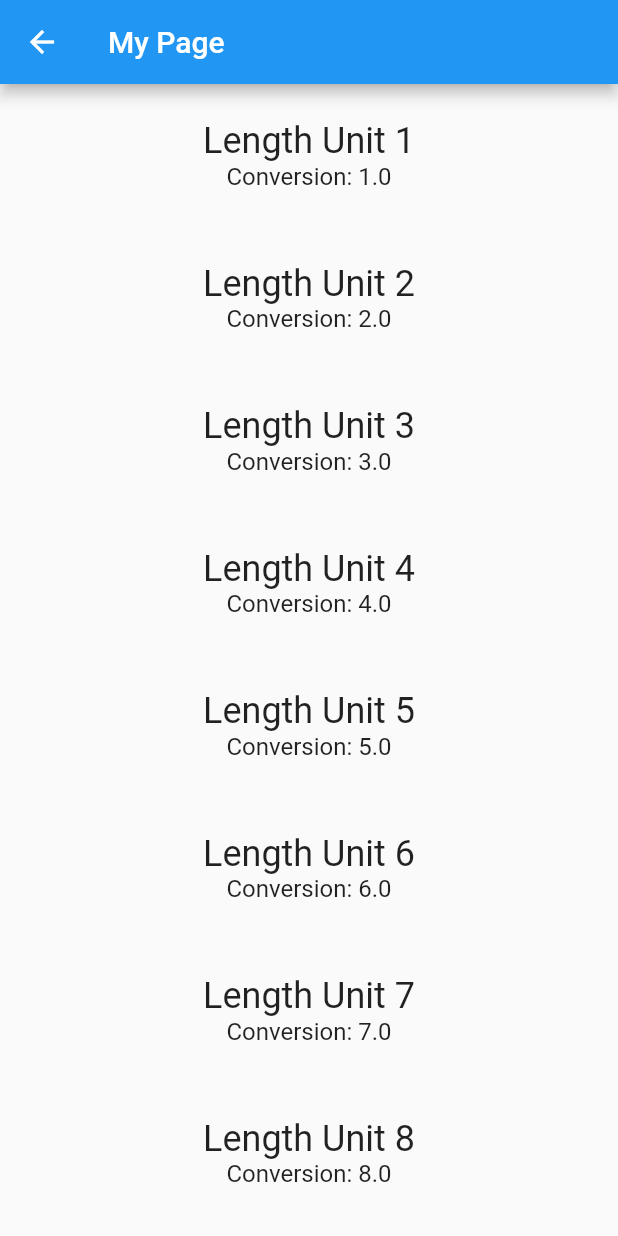
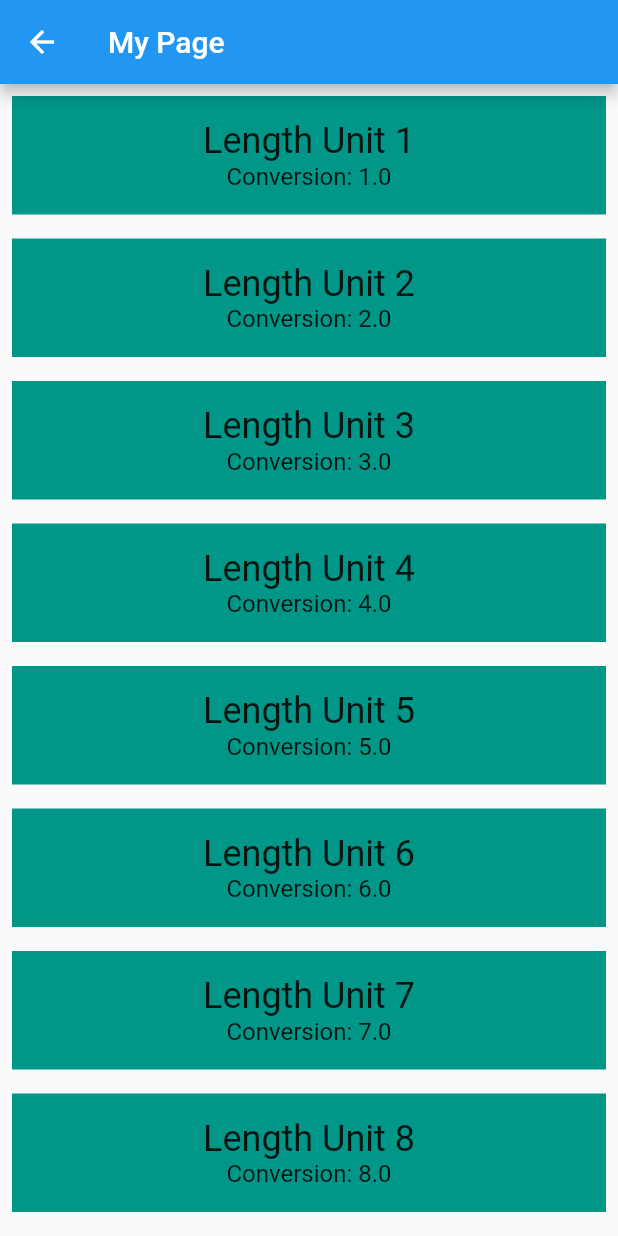
Before and after one commit to akaTJ/udacity-flutter, a Flutter app: the screen it shows after launch, after a tap on "Length", on a phone screen of 412 x 824 dp. Run offline on Flutter 3.47's test engine with Material 2 defaults, Android fonts, the phone set to English and light mode, and no system bars.

Commit message:
Added Category color as parameter for navigation

```diff
--- a/task04_navigation/lib/category.dart
+++ b/task04_navigation/lib/category.dart
@@ -53,7 +53,10 @@ class Category extends StatelessWidget {
       builder: (BuildContext context) {
         return Scaffold(
           appBar: AppBar(title: Text('My Page')),
-          body: ConverterRoute(units: units,),
+          body: ConverterRoute(
+            units: units,
+            color: color,
+          ),
         );
       },
     ));
--- a/task04_navigation/lib/converter_route.dart
+++ b/task04_navigation/lib/converter_route.dart
@@ -16,12 +16,15 @@ import 'package:task04_navigation/unit.dart';
 class ConverterRoute extends StatelessWidget {
   /// Units for this [Category].
   final List<Unit> units;
+  final ColorSwatch color;
 
   /// This [ConverterRoute] requires the color and units to not be null.
   // TODO: Pass in the [Category]'s color
   const ConverterRoute({
     @required this.units,
-  }) : assert(units != null);
+    @required this.color,
+  })  : assert(units != null),
+        assert(color != null);
 
   @override
   Widget build(BuildContext context) {
@@ -31,6 +34,7 @@ class ConverterRoute extends StatelessWidget {
       return Container(
         margin: EdgeInsets.all(8.0),
         padding: EdgeInsets.all(16.0),
+        color: color,
         child: Column(
           children: <Widget>[
             Text(
```
